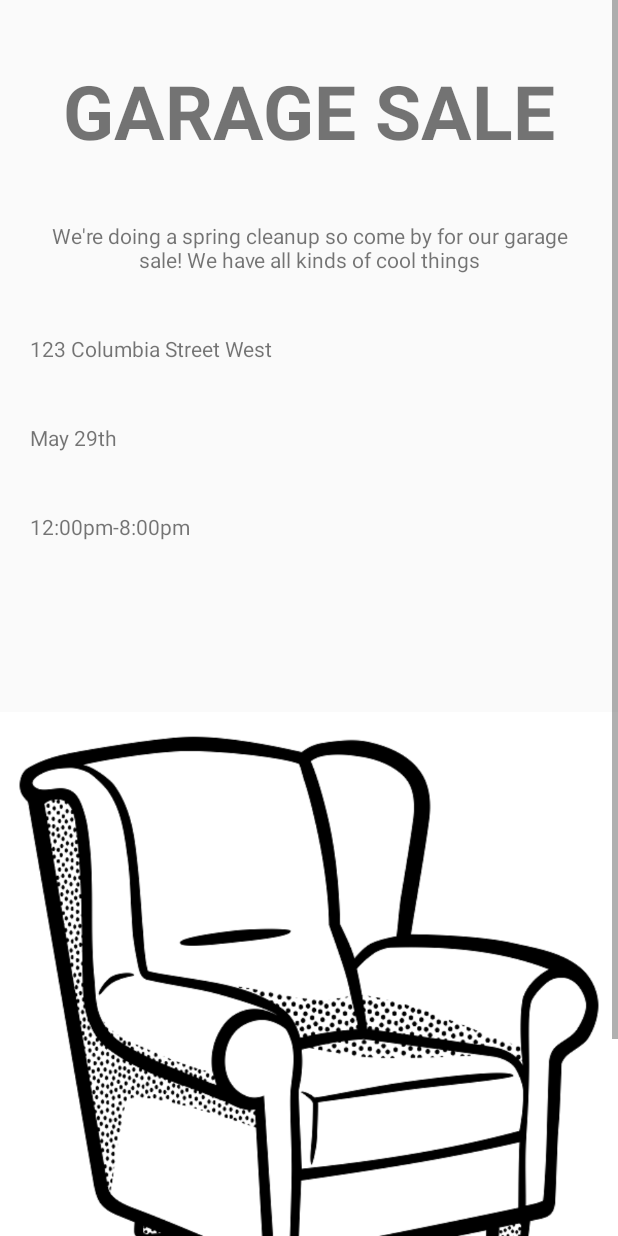
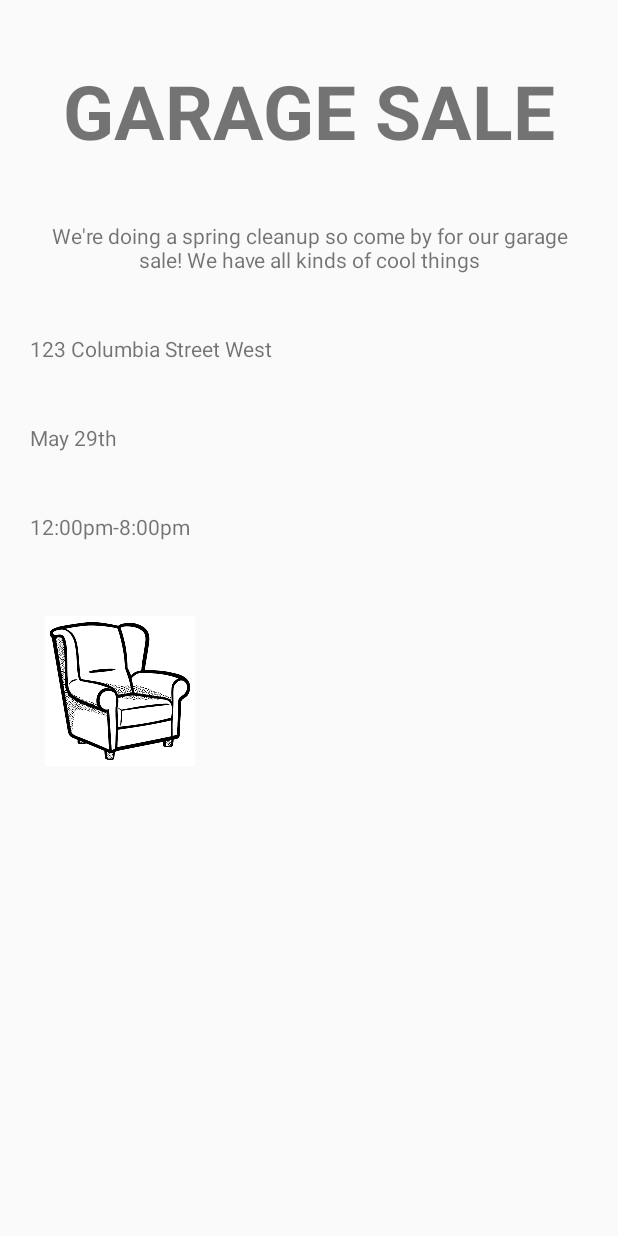
Before and after one commit to kevinwang5658/EngHack, an Android app: the layout sales_template.xml on its own in the app's theme, with its tools: preview values and no code run, on a phone screen of 412 x 824 dp. Run offline under Robolectric (Android 15) with nearby library versions, the phone set to English and light mode, and no system bars.

Commit message:
get background color

```diff
--- a/app/src/main/java/com/rievo/com/enghack/MyListings.java
+++ b/app/src/main/java/com/rievo/com/enghack/MyListings.java
@@ -23,6 +23,8 @@ import timber.log.Timber;
 
 public class MyListings extends RelativeLayout implements ItemClickListener{
 
+    int color;
+
     public static final String TAG = "my listings";
 
     @BindView(R.id.my_listings_list) RecyclerView recyclerView;
@@ -44,7 +46,7 @@ public class MyListings extends RelativeLayout implements ItemClickListener{
     }
 
     @Override
-    public void onClick(int index) {
+    public void onClick(int index, int color) {
         LinearBackStack.get(TAG).replaceView((layoutInflater, viewGroup) -> {
             return new CardListViewGroup(layoutInflater.getContext());
         }).done();
--- a/app/src/main/java/com/rievo/com/enghack/recycler_things/CardDisplay.java
+++ b/app/src/main/java/com/rievo/com/enghack/recycler_things/CardDisplay.java
@@ -1,5 +1,6 @@
 package com.rievo.com.enghack.recycler_things;
 
+import android.graphics.drawable.ColorDrawable;
 import android.rievo.com.enghack.R;
 import android.support.v7.widget.RecyclerView;
 import android.view.View;
@@ -11,6 +12,7 @@ import com.rievo.com.enghack.mysaved.MainPage;
 
 import butterknife.BindView;
 import butterknife.ButterKnife;
+import timber.log.Timber;
 
 /**
  * Created by kevin and Josie on 2017-05-27.
@@ -30,7 +32,9 @@ public class CardDisplay extends RecyclerView.ViewHolder{
         itemView.setOnClickListener(new View.OnClickListener() {
             @Override
             public void onClick(View view) {
-                itemClickListener.onClick(index);
+                int x = ((ColorDrawable) itemView.getBackground()).getColor();
+                Timber.d(x + "");
+                itemClickListener.onClick(index, x);
             }
         });
     }
--- a/app/src/main/java/com/rievo/com/enghack/recycler_things/ItemClickListener.java
+++ b/app/src/main/java/com/rievo/com/enghack/recycler_things/ItemClickListener.java
@@ -5,5 +5,5 @@ package com.rievo.com.enghack.recycler_things;
  */
 
 public interface ItemClickListener {
-    void onClick(int index);
+    void onClick(int index, int color);
 }
--- a/app/src/main/java/com/rievo/com/enghack/recycler_things/SalesPage.java
+++ b/app/src/main/java/com/rievo/com/enghack/recycler_things/SalesPage.java
@@ -12,12 +12,16 @@ import android.widget.RelativeLayout;
 
 public class SalesPage extends RelativeLayout{
 
-    public SalesPage(Context context) {
+    int color;
+
+    public SalesPage(Context context, int color) {
         super(context);
         init();
+        this.color=color;
     }
 
     private void init(){
         View view = LayoutInflater.from(getContext()).inflate(R.layout.sales_template, this, true);
     }
+
 }
--- a/app/src/main/java/com/rievo/com/enghack/recycler_things/ServicesPage.java
+++ b/app/src/main/java/com/rievo/com/enghack/recycler_things/ServicesPage.java
@@ -12,9 +12,12 @@ import android.widget.RelativeLayout;
 
 public class ServicesPage extends RelativeLayout{
 
-    public ServicesPage(Context context) {
+    int color;
+
+    public ServicesPage(Context context, int color) {
         super(context);
         init();
+        this.color=color;
     }
 
     private void init(){
--- a/app/src/main/res/layout/sales_template.xml
+++ b/app/src/main/res/layout/sales_template.xml
@@ -54,9 +54,12 @@
                 android:layout_margin="20dp"/>
 
             <ImageView
-                android:layout_width="match_parent"
-                android:layout_height="match_parent"
-                android:src="@drawable/armchair_image"/>
+                android:layout_width="100dp"
+                android:layout_height="100dp"
+                android:layout_gravity="left"
+                android:layout_margin="30dp"
+                android:src="@drawable/armchair_image"
+                android:layout_weight="0.41" />
         </LinearLayout>
     </ScrollView>
 
```
Also changed, not shown: app/src/main/java/com/rievo/com/enghack/mysaved/MainPage.java (+4 -4 lines), app/src/main/java/com/rievo/com/enghack/recycler_things/EventPage.java (+9 -1 lines), app/src/main/java/com/rievo/com/enghack/recycler_things/FilteredPage.java (+4 -4 lines).
